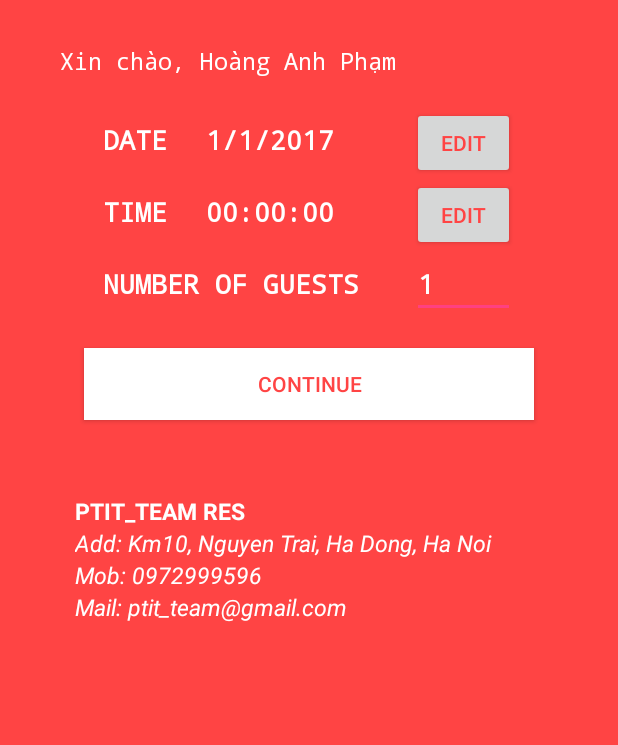
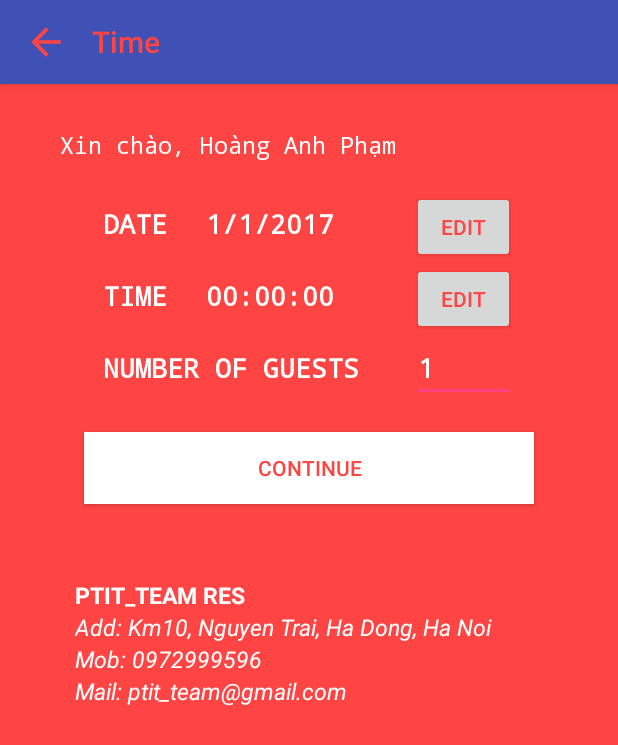
Before and after one commit to nttung291/dfhn-2017-ptit_team, an Android app: the layout activity_booking.xml on its own in the app's theme, with its tools: preview values and no code run, on a phone screen of 412 x 824 dp. Shown: the top 745 px of the screen. Run offline under Robolectric (Android 15) with nearby library versions, the phone set to English and light mode, and no system bars.

```diff
--- a/app/src/main/AndroidManifest.xml
+++ b/app/src/main/AndroidManifest.xml
@@ -23,6 +23,9 @@
             android:theme="@style/Theme.AppCompat.Light.NoActionBar" />
         <activity android:name=".ConfirmationActivity"></activity>
         <activity android:name=".PaymentActivity"></activity>
+        <activity android:name=".Booking"
+            android:theme="@style/Theme.AppCompat.Light.NoActionBar">
+        </activity>
     </application>
 
 </manifest>
--- a/app/src/main/java/com/example/son/gdghack/LogIn.java
+++ b/app/src/main/java/com/example/son/gdghack/LogIn.java
@@ -1,5 +1,6 @@
 package com.example.son.gdghack;
 
+import android.content.Intent;
 import android.os.Bundle;
 import android.support.annotation.NonNull;
 import android.support.v7.app.AppCompatActivity;
@@ -51,7 +52,7 @@ public class LogIn extends AppCompatActivity implements View.OnClickListener{
                     public void onComplete(@NonNull Task<AuthResult> task) {
                         if (task.isSuccessful()) {
                             FirebaseUser user = mAuth.getCurrentUser();
-                            Toast.makeText(LogIn.this, "Success", Toast.LENGTH_SHORT).show();
+                            startActivity(new Intent(LogIn.this, Booking.class));
                         } else {
                             Toast.makeText(LogIn.this, "Authentication failed.",
                                     Toast.LENGTH_SHORT).show();
--- a/app/src/main/res/layout/activity_booking.xml
+++ b/app/src/main/res/layout/activity_booking.xml
@@ -4,71 +4,117 @@
     xmlns:tools="http://schemas.android.com/tools"
     android:layout_width="match_parent"
     android:layout_height="match_parent"
-    tools:context="com.example.son.gdghack.Booking"
     android:background="@android:color/holo_red_light"
-    android:orientation="vertical">
+    android:orientation="vertical"
+    tools:context="com.example.son.gdghack.Booking">
+
+    <android.support.design.widget.AppBarLayout
+        android:id="@+id/app_bar"
+        android:layout_width="match_parent"
+        android:layout_height="wrap_content"
+        android:theme="@style/ThemeOverlay.AppCompat.Dark.ActionBar">
+
+        <android.support.v7.widget.Toolbar
+            android:id="@+id/toolbar"
+            android:layout_width="match_parent"
+            android:layout_height="?attr/actionBarSize"
+            android:background="?attr/colorPrimary"
+            app:popupTheme="@style/ThemeOverlay.AppCompat.Light">
+
+            <LinearLayout
+                android:layout_width="match_parent"
+                android:layout_height="match_parent">
+
+                <ImageView
+                    android:id="@+id/iv_back"
+                    android:layout_width="45dp"
+                    android:layout_height="match_parent"
+                    android:paddingEnd="16dp"
+                    android:src="@drawable/ic_arrow_back_white" />
+
+                <TextView
+                    android:id="@+id/app_bar_title"
+                    android:layout_width="wrap_content"
+                    android:layout_height="match_parent"
+                    android:ellipsize="end"
+                    android:gravity="center"
+                    android:maxLines="1"
+                    android:text="Time"
+                    android:textAppearance="@style/TextAppearance.AppCompat.Title"
+                    android:textColor="@android:color/holo_red_light" />
+            </LinearLayout>
+        </android.support.v7.widget.Toolbar>
+    </android.support.design.widget.AppBarLayout>
+
     <LinearLayout
         android:layout_width="match_parent"
         android:layout_height="wrap_content"
         android:orientation="vertical"
-        android:paddingTop="30dp"
-        android:paddingLeft="40dp">
+        android:paddingLeft="40dp"
+        android:paddingTop="30dp">
+
         <TextView
             android:id="@+id/hello"
             android:layout_width="match_parent"
             android:layout_height="match_parent"
+            android:fontFamily="monospace"
             android:text="Xin chào, Hoàng Anh Phạm"
             android:textColor="@color/white"
-            android:fontFamily="monospace"
-            android:textSize="15dp"/>
+            android:textSize="15dp" />
     </LinearLayout>
+
     <LinearLayout
-        android:paddingTop="20dp"
         android:layout_width="match_parent"
         android:layout_height="wrap_content"
         android:orientation="horizontal"
+        android:paddingTop="20dp"
         android:weightSum="6">
 
         <TextView
-            android:layout_weight="1"
-            android:layout_width="0dp"
-            android:layout_height="match_parent"/>
-        <TextView
-            android:paddingTop="10dp"
-            android:layout_weight="1"
             android:layout_width="0dp"
             android:layout_height="match_parent"
+            android:layout_weight="1" />
+
+        <TextView
+            android:layout_width="0dp"
+            android:layout_height="match_parent"
+            android:layout_weight="1"
+            android:fontFamily="monospace"
+            android:paddingTop="10dp"
             android:text="DATE"
             android:textColor="@color/white"
-            android:textStyle="bold"
-            android:fontFamily="monospace"
-            android:textSize="17dp"/>
+            android:textSize="17dp"
+            android:textStyle="bold" />
+
         <TextView
-            android:paddingTop="10dp"
             android:id="@+id/date"
-            android:layout_weight="2"
             android:layout_width="0dp"
             android:layout_height="match_parent"
+            android:layout_weight="2"
+            android:fontFamily="monospace"
+            android:paddingTop="10dp"
             android:text="1/1/2017"
             android:textColor="@color/white"
-            android:textStyle="bold"
-            android:fontFamily="monospace"
-            android:textSize="17dp"/>
+            android:textSize="17dp"
+            android:textStyle="bold" />
+
         <LinearLayout
             android:layout_width="0dp"
             android:layout_height="match_parent"
             android:layout_weight="1">
+
             <Button
                 android:id="@+id/btnEditDate"
                 android:layout_width="match_parent"
                 android:layout_height="wrap_content"
                 android:text="edit"
-                android:textColor="@android:color/holo_red_light"/>
+                android:textColor="@android:color/holo_red_light" />
         </LinearLayout>
+
         <TextView
-            android:layout_weight="1"
             android:layout_width="0dp"
-            android:layout_height="match_parent" />
+            android:layout_height="match_parent"
+            android:layout_weight="1" />
 
     </LinearLayout>
 
@@ -80,45 +126,50 @@
         android:weightSum="6">
 
         <TextView
-            android:layout_weight="1"
-            android:layout_width="0dp"
-            android:layout_height="match_parent"/>
-        <TextView
-            android:paddingTop="10dp"
-            android:layout_weight="1"
             android:layout_width="0dp"
             android:layout_height="match_parent"
+            android:layout_weight="1" />
+
+        <TextView
+            android:layout_width="0dp"
+            android:layout_height="match_parent"
+            android:layout_weight="1"
+            android:fontFamily="monospace"
+            android:paddingTop="10dp"
             android:text="TIME"
             android:textColor="@color/white"
-            android:textStyle="bold"
-            android:fontFamily="monospace"
-            android:textSize="17dp"/>
+            android:textSize="17dp"
+            android:textStyle="bold" />
+
         <TextView
-            android:paddingTop="10dp"
             android:id="@+id/time"
-            android:layout_weight="2"
             android:layout_width="0dp"
             android:layout_height="match_parent"
+            android:layout_weight="2"
+            android:fontFamily="monospace"
+            android:paddingTop="10dp"
             android:text="00:00:00"
             android:textColor="@color/white"
-            android:textStyle="bold"
-            android:fontFamily="monospace"
-            android:textSize="17dp"/>
+            android:textSize="17dp"
+            android:textStyle="bold" />
+
         <LinearLayout
             android:layout_width="0dp"
             android:layout_height="match_parent"
             android:layout_weight="1">
+
             <Button
                 android:id="@+id/btnEditTime"
                 android:layout_width="match_parent"
                 android:layout_height="wrap_content"
                 android:text="edit"
-                android:textColor="@android:color/holo_red_light"/>
+                android:textColor="@android:color/holo_red_light" />
         </LinearLayout>
+
         <TextView
-            android:layout_weight="1"
             android:layout_width="0dp"
-            android:layout_height="match_parent" />
+            android:layout_height="match_parent"
+            android:layout_weight="1" />
 
     </LinearLayout>
 
@@ -127,88 +178,91 @@
         android:layout_width="match_parent"
         android:layout_height="wrap_content"
         android:orientation="horizontal"
-        android:weightSum="6"
-        android:paddingBottom="20dp">
+        android:paddingBottom="20dp"
+        android:weightSum="6">
 
         <TextView
-            android:layout_weight="1"
-            android:layout_width="0dp"
-            android:layout_height="match_parent"/>
-        <TextView
-            android:paddingTop="10dp"
-            android:layout_weight="3"
             android:layout_width="0dp"
             android:layout_height="match_parent"
+            android:layout_weight="1" />
+
+        <TextView
+            android:layout_width="0dp"
+            android:layout_height="match_parent"
+            android:layout_weight="3"
+            android:fontFamily="monospace"
+            android:paddingTop="10dp"
             android:text="NUMBER OF GUESTS"
             android:textColor="@color/white"
-            android:textStyle="bold"
-            android:fontFamily="monospace"
-            android:textSize="17dp"/>
+            android:textSize="17dp"
+            android:textStyle="bold" />
+
         <EditText
             android:id="@+id/numberGuest"
-            android:layout_weight="1"
             android:layout_width="0dp"
             android:layout_height="match_parent"
+            android:layout_weight="1"
+            android:fontFamily="monospace"
             android:text="1"
             android:textColor="@color/white"
-            android:textStyle="bold"
-            android:fontFamily="monospace"
-            android:textSize="17dp"/>
+            android:textSize="17dp"
+            android:textStyle="bold" />
 
         <TextView
-            android:layout_weight="1"
             android:layout_width="0dp"
-            android:layout_height="match_parent" />
+            android:layout_height="match_parent"
+            android:layout_weight="1" />
+    </LinearLayout>
 
-    </LinearLayout>
     <Button
         android:id="@+id/btnContinue"
         android:layout_width="300dp"
         android:layout_height="wrap_content"
+        android:layout_gravity="center"
+        android:background="@color/white"
         android:gravity="center"
-        android:layout_gravity="center"
-        android:textColor="@android:color/holo_red_light"
-        android:background="@color/white"
-        android:text="CONTINUE"/>
+        android:text="CONTINUE"
+        android:textColor="@android:color/holo_red_light" />
+
     <LinearLayout
         android:layout_width="match_parent"
         android:layout_height="wrap_content"
         android:orientation="vertical"
-        android:paddingTop="50dp"
-        android:paddingLeft="50dp">
+        android:paddingLeft="50dp"
+        android:paddingTop="50dp">
+
         <TextView
             android:layout_width="match_parent"
             android:layout_height="match_parent"
             android:text="PTIT_TEAM RES"
-            android:textStyle="bold"
             android:textColor="@color/white"
-            android:textSize="15dp"/>
+            android:textSize="15dp"
+            android:textStyle="bold" />
+
         <TextView
             android:layout_width="match_parent"
             android:layout_height="match_parent"
             android:text="Add: Km10, Nguyen Trai, Ha Dong, Ha Noi"
-            android:textStyle="italic"
             android:textColor="@color/white"
             android:textSize="15dp"
-            />
+            android:textStyle="italic" />
+
         <TextView
             android:layout_width="match_parent"
             android:layout_height="match_parent"
             android:text="Mob: 0972999596"
-            android:textStyle="italic"
             android:textColor="@color/white"
             android:textSize="15dp"
-            />
+            android:textStyle="italic" />
+
         <TextView
             android:layout_width="match_parent"
             android:layout_height="match_parent"
             android:text="Mail: ptit_team@gmail.com"
-            android:textStyle="italic"
             android:textColor="@color/white"
             android:textSize="15dp"
-            />
+            android:textStyle="italic" />
     </LinearLayout>
 
 
-
 </LinearLayout>
```
Also changed, not shown: app/src/main/java/com/example/son/gdghack/Booking.java (+10 -1 lines), app/src/main/java/com/example/son/gdghack/models/Guest.java (added, +41 -0 lines), app/src/main/java/com/example/son/gdghack/models/Table.java (added, +71 -0 lines).
